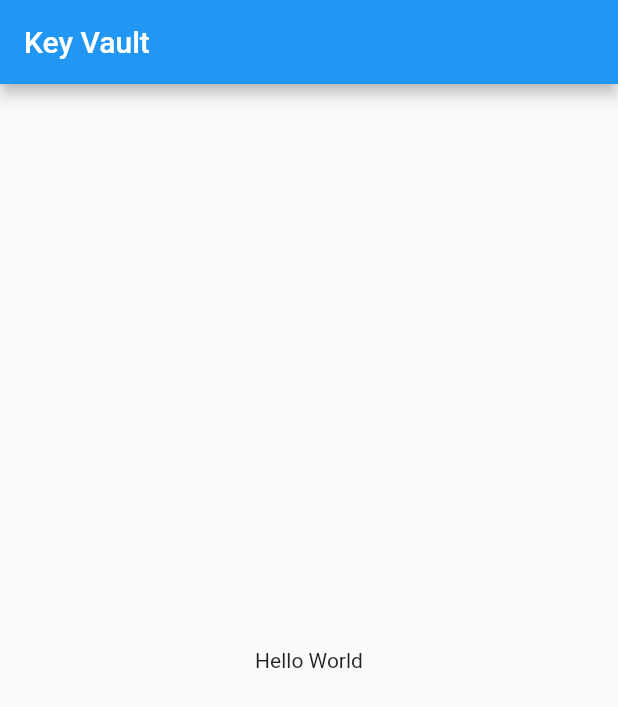
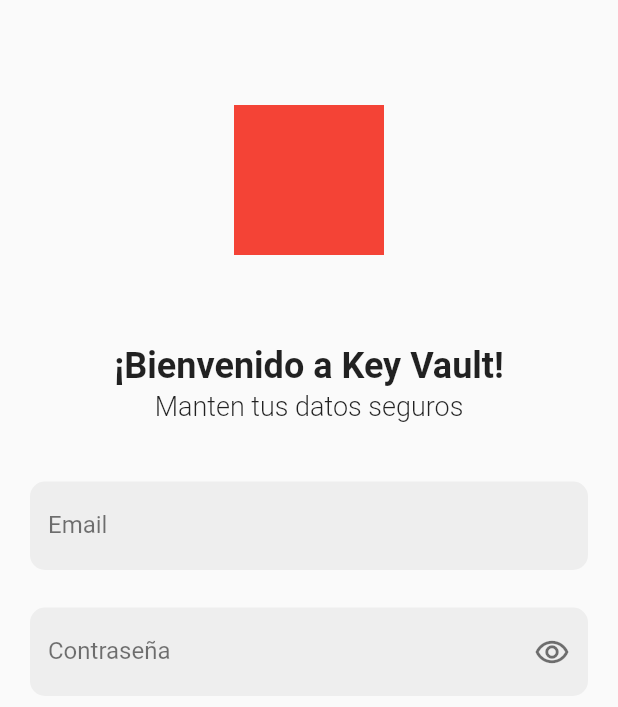
Before and after one commit to Lucas-Barrionuevo/KeyVault, a Flutter app: the screen it shows after launch, on a phone screen of 412 x 824 dp. Shown: the top 707 px of the screen. Run offline on Flutter 3.47's test engine with Material 2 defaults, Android fonts, the phone set to English and light mode, and no system bars.

Commit message:
feat: main structure

```diff
--- a/packages/mobile/key_vault/lib/main.dart
+++ b/packages/mobile/key_vault/lib/main.dart
@@ -1,4 +1,5 @@
 import 'package:flutter/material.dart';
+import 'package:key_vault/screens/screens.dart';
 
 void main() => runApp(const MyApp());
 
@@ -8,15 +9,9 @@ class MyApp extends StatelessWidget {
   @override
   Widget build(BuildContext context) {
     return MaterialApp(
+      routes: {'login': (context) => const LoginScreen()},
+      initialRoute: 'login',
       debugShowCheckedModeBanner: false,
-      home: Scaffold(
-        appBar: AppBar(
-          title: const Text('Key Vault'),
-        ),
-        body: const Center(
-          child: Text('Hello World'),
-        ),
-      ),
     );
   }
 }
--- /dev/null
+++ b/packages/mobile/key_vault/lib/screens/login_screen.dart
@@ -0,0 +1,132 @@
+import 'package:flutter/material.dart';
+import 'package:key_vault/ui/input_decorations.dart';
+
+class LoginScreen extends StatelessWidget {
+  const LoginScreen({Key? key}) : super(key: key);
+
+  @override
+  Widget build(BuildContext context) {
+    return Scaffold(
+        body: SafeArea(
+      child: Column(
+        children: const [
+          _Logo(),
+          _Title(),
+          _Subtitle(),
+          SizedBox(
+            height: 40,
+          ),
+          _LoginForm()
+        ],
+      ),
+    ));
+  }
+}
+
+class _LoginForm extends StatefulWidget {
+  const _LoginForm({
+    Key? key,
+  }) : super(key: key);
+
+  @override
+  State<_LoginForm> createState() => _LoginFormState();
+}
+
+class _LoginFormState extends State<_LoginForm> {
+  bool passwordVisible = true;
+  @override
+  Widget build(BuildContext context) {
+    return Padding(
+      padding: const EdgeInsets.symmetric(horizontal: 20),
+      child: Form(
+          child: Column(
+        children: [
+          TextFormField(
+            keyboardType: TextInputType.emailAddress,
+            cursorColor: const Color(0xffF0C029),
+            decoration:
+                InputDecorations.authInputDecoration(labelText: 'Email'),
+          ),
+          const SizedBox(
+            height: 25,
+          ),
+          TextFormField(
+            keyboardType: TextInputType.none,
+            obscureText: passwordVisible,
+            cursorColor: const Color(0xffF0C029),
+            decoration: InputDecorations.authInputDecoration(
+                labelText: 'Contraseña',
+                suffixIcon: IconButton(
+                    splashColor: Colors.transparent,
+                    highlightColor: Colors.transparent,
+                    onPressed: (() {
+                      setState(() {
+                        passwordVisible = !passwordVisible;
+                      });
+                    }),
+                    icon: const Icon(
+                      Icons.remove_red_eye_outlined,
+                      color: Colors.black54,
+                    ))),
+          ),
+        ],
+      )),
+    );
+  }
+}
+
+class _Subtitle extends StatelessWidget {
+  const _Subtitle({
+    Key? key,
+  }) : super(key: key);
+
+  @override
+  Widget build(BuildContext context) {
+    return Container(
+      padding: const EdgeInsets.only(top: 2),
+      child: const Text(
+        'Manten tus datos seguros',
+        style: TextStyle(
+            fontSize: 18, fontWeight: FontWeight.w300, color: Colors.black87),
+      ),
+    );
+  }
+}
+
+class _Title extends StatelessWidget {
+  const _Title({
+    Key? key,
+  }) : super(key: key);
+
+  @override
+  Widget build(BuildContext context) {
+    return Padding(
+      padding: const EdgeInsets.only(top: 20),
+      child: Text('¡Bienvenido a Key Vault!',
+          style: Theme.of(context)
+              .textTheme
+              .headlineSmall
+              ?.copyWith(fontWeight: FontWeight.bold, color: Colors.black87)),
+    );
+  }
+}
+
+class _Logo extends StatelessWidget {
+  const _Logo({
+    Key? key,
+  }) : super(key: key);
+
+  @override
+  Widget build(BuildContext context) {
+    return Center(
+      // ignore: todo
+      //TODO: replace for logo
+      child: Container(
+        margin: const EdgeInsets.only(top: 70, bottom: 40),
+        height: 100,
+        width: 100,
+        color: Colors.red,
+      ),
+    );
+  }
+}
--- /dev/null
+++ b/packages/mobile/key_vault/lib/screens/screens.dart
@@ -0,0 +1 @@
+export 'package:key_vault/screens/login_screen.dart';
--- /dev/null
+++ b/packages/mobile/key_vault/lib/ui/input_decorations.dart
@@ -0,0 +1,16 @@
+import 'package:flutter/material.dart';
+
+class InputDecorations {
+  static InputDecoration authInputDecoration(
+      {required String labelText, Widget? suffixIcon}) {
+    return InputDecoration(
+        labelText: labelText,
+        filled: true,
+        suffixIcon: suffixIcon,
+        fillColor: Colors.grey[200],
+        border: OutlineInputBorder(
+            borderRadius: BorderRadius.circular(10),
+            borderSide: BorderSide.none),
+        labelStyle: const TextStyle(color: Colors.black54));
+  }
+}
```
